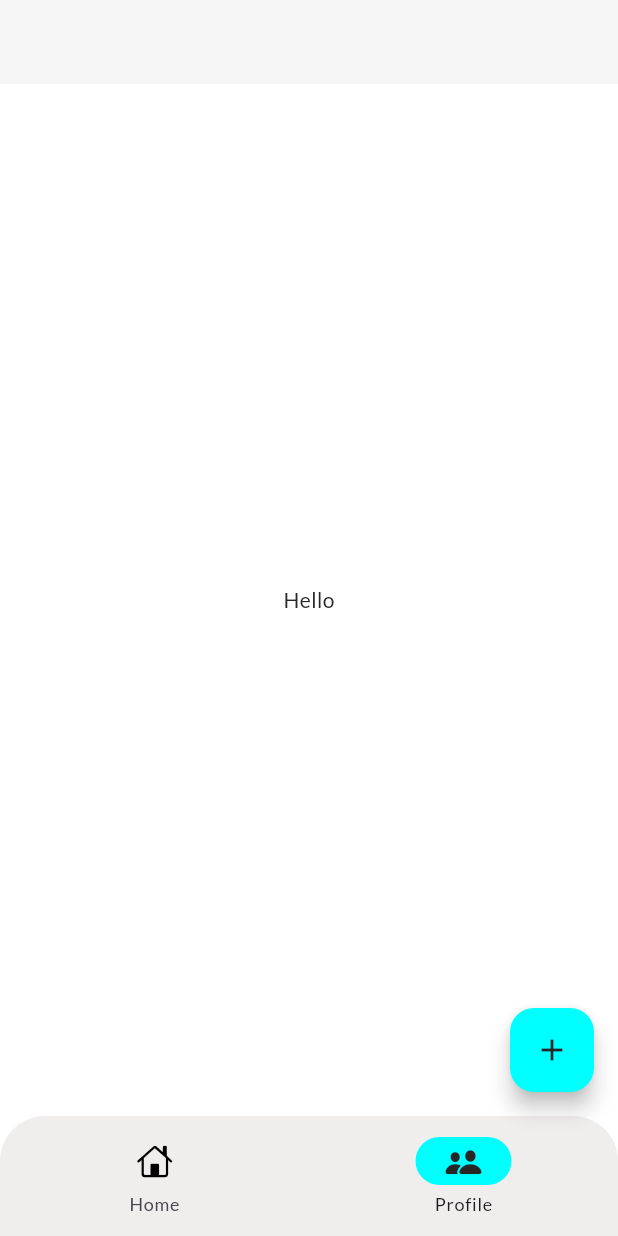
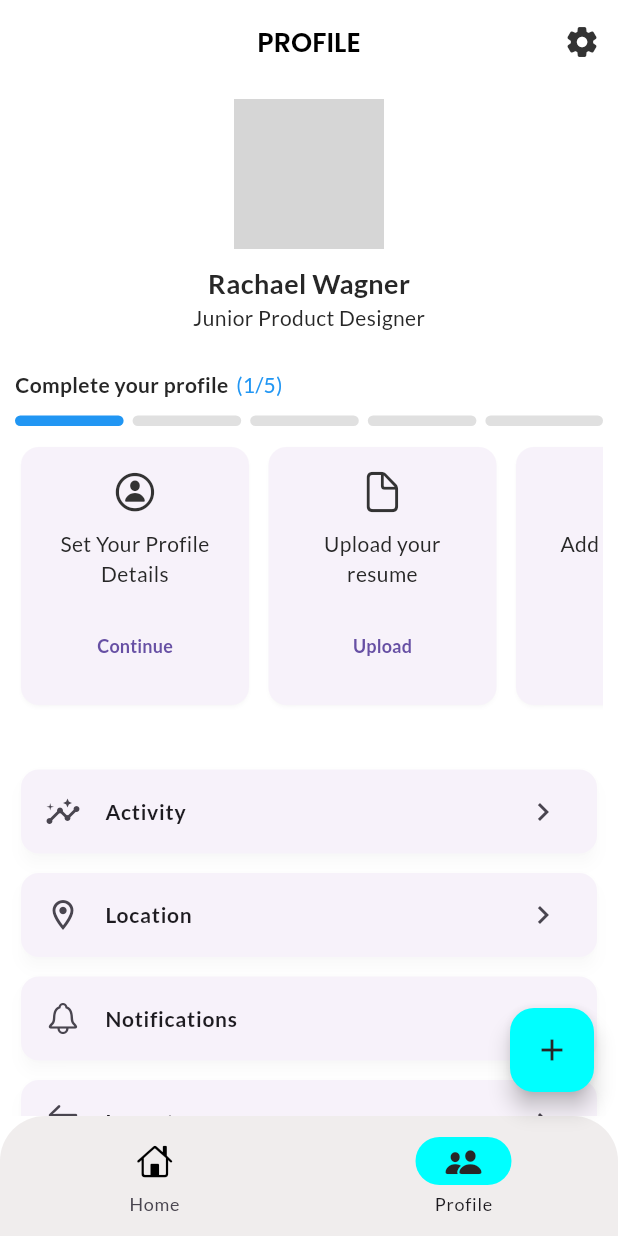
Before and after one commit to Vivek-k001/DEDO, a Flutter app: the screen it shows after launch, item 2 of the bottom bar chosen, on a phone screen of 412 x 824 dp. Run offline on Flutter 3.47's test engine with Material 3 defaults, Android fonts, the phone set to English and light mode, and no system bars; our stand-ins replace date_picker_timeline, equatable, flutter_bloc, flutter_local_notifications, flutter_staggered_animations, flutter_timezone and 6 more; accounts and stored records are empty; network calls fail; grey boxes are pictures that could not be loaded.

Commit message:
Profile page added

```diff
--- a/lib/screens/main.dart
+++ b/lib/screens/main.dart
@@ -16,7 +16,7 @@ class MainPage extends StatefulWidget {
 class _MainPageState extends State<MainPage> {
   int currentIndex = 0;
 
-  final List<Widget> _screens = [HomePage(), ProfilePage()];
+  final List<Widget> _screens = [HomePage(), ProfileScreen()];
 
   @override
   Widget build(BuildContext context) {
--- a/lib/screens/profile.dart
+++ b/lib/screens/profile.dart
@@ -1,14 +1,175 @@
-import 'package:dedo/widgets/appbar.dart';
+import 'package:flutter/cupertino.dart';
 import 'package:flutter/material.dart';
 
-class ProfilePage extends StatelessWidget {
-  const ProfilePage({super.key});
+class ProfileScreen extends StatelessWidget {
+  const ProfileScreen({Key? key}) : super(key: key);
 
   @override
   Widget build(BuildContext context) {
-    return const Scaffold(
-      appBar: DAppBar(),
-      body: Center(child: Text("Hello")),
+    return Scaffold(
+      appBar: AppBar(
+        elevation: 0,
+        backgroundColor: Colors.transparent,
+        foregroundColor: Colors.black,
+        title: const Text("PROFILE"),
+        centerTitle: true,
+        actions: [
+          IconButton(
+            onPressed: () {},
+            icon: const Icon(Icons.settings_rounded),
+          ),
+        ],
+      ),
+      body: ListView(
+        padding: const EdgeInsets.all(10),
+        children: [
+          // COLUMN THAT WILL CONTAIN THE PROFILE
+          Column(
+            children: const [
+              CircleAvatar(
+                radius: 50,
+                backgroundImage: NetworkImage(
+                  "https://images.unsplash.com/photo-1554151228-14d9def656e4?ixlib=rb-4.0.3&ixid=MnwxMjA3fDB8MHxwaG90by1wYWdlfHx8fGVufDB8fHx8&auto=format&fit=crop&w=386&q=80",
+                ),
+              ),
+              SizedBox(height: 10),
+              Text(
+                "Rachael Wagner",
+                style: TextStyle(fontSize: 18, fontWeight: FontWeight.bold),
+              ),
+              Text("Junior Product Designer"),
+            ],
+          ),
+          const SizedBox(height: 25),
+          Row(
+            children: const [
+              Padding(
+                padding: EdgeInsets.only(right: 5),
+                child: Text(
+                  "Complete your profile",
+                  style: TextStyle(fontWeight: FontWeight.bold),
+                ),
+              ),
+              Text("(1/5)", style: TextStyle(color: Colors.blue)),
+            ],
+          ),
+          const SizedBox(height: 10),
+          Row(
+            children: List.generate(5, (index) {
+              return Expanded(
+                child: Container(
+                  height: 7,
+                  margin: EdgeInsets.only(right: index == 4 ? 0 : 6),
+                  decoration: BoxDecoration(
+                    borderRadius: BorderRadius.circular(10),
+                    color: index == 0 ? Colors.blue : Colors.black12,
+                  ),
+                ),
+              );
+            }),
+          ),
+          const SizedBox(height: 10),
+          SizedBox(
+            height: 180,
+            child: ListView.separated(
+              physics: const BouncingScrollPhysics(),
+              scrollDirection: Axis.horizontal,
+              itemBuilder: (context, index) {
+                final card = profileCompletionCards[index];
+                return SizedBox(
+                  width: 160,
+                  child: Card(
+                    shadowColor: Colors.black12,
+                    child: Padding(
+                      padding: const EdgeInsets.all(15),
+                      child: Column(
+                        children: [
+                          Icon(card.icon, size: 30),
+                          const SizedBox(height: 10),
+                          Text(card.title, textAlign: TextAlign.center),
+                          const Spacer(),
+                          ElevatedButton(
+                            onPressed: () {},
+                            style: ElevatedButton.styleFrom(
+                              elevation: 0,
+                              shape: RoundedRectangleBorder(
+                                borderRadius: BorderRadius.circular(10),
+                              ),
+                            ),
+                            child: Text(card.buttonText),
+                          ),
+                        ],
+                      ),
+                    ),
+                  ),
+                );
+              },
+              separatorBuilder:
+                  (context, index) =>
+                      const Padding(padding: EdgeInsets.only(right: 5)),
+              itemCount: profileCompletionCards.length,
+            ),
+          ),
+          const SizedBox(height: 35),
+          ...List.generate(customListTiles.length, (index) {
+            final tile = customListTiles[index];
+            return Padding(
+              padding: const EdgeInsets.only(bottom: 5),
+              child: Card(
+                elevation: 4,
+                shadowColor: Colors.black12,
+                child: ListTile(
+                  leading: Icon(tile.icon),
+                  title: Text(tile.title),
+                  trailing: const Icon(Icons.chevron_right),
+                ),
+              ),
+            );
+          }),
+        ],
+      ),
     );
   }
 }
+
+class ProfileCompletionCard {
+  final String title;
+  final String buttonText;
+  final IconData icon;
+  ProfileCompletionCard({
+    required this.title,
+    required this.buttonText,
+    required this.icon,
+  });
+}
+
+List<ProfileCompletionCard> profileCompletionCards = [
+  ProfileCompletionCard(
+    title: "Set Your Profile Details",
+    icon: CupertinoIcons.person_circle,
+    buttonText: "Continue",
+  ),
+  ProfileCompletionCard(
+    title: "Upload your resume",
+    icon: CupertinoIcons.doc,
+    buttonText: "Upload",
+  ),
+  ProfileCompletionCard(
+    title: "Add your skills",
+    icon: CupertinoIcons.square_list,
+    buttonText: "Add",
+  ),
+];
+
+class CustomListTile {
+  final IconData icon;
+  final String title;
+  CustomListTile({required this.icon, required this.title});
+}
+
+List<CustomListTile> customListTiles = [
+  CustomListTile(icon: Icons.insights, title: "Activity"),
+  CustomListTile(icon: Icons.location_on_outlined, title: "Location"),
+  CustomListTile(title: "Notifications", icon: CupertinoIcons.bell),
+  CustomListTile(title: "Logout", icon: CupertinoIcons.arrow_right_arrow_left),
+];
```
